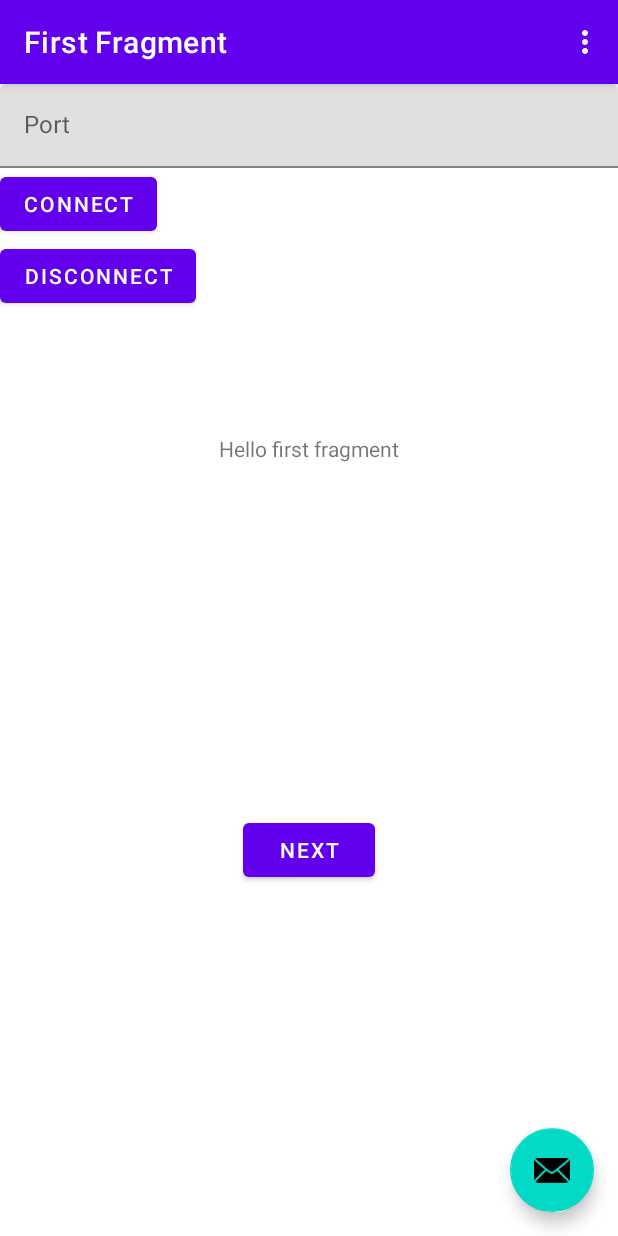
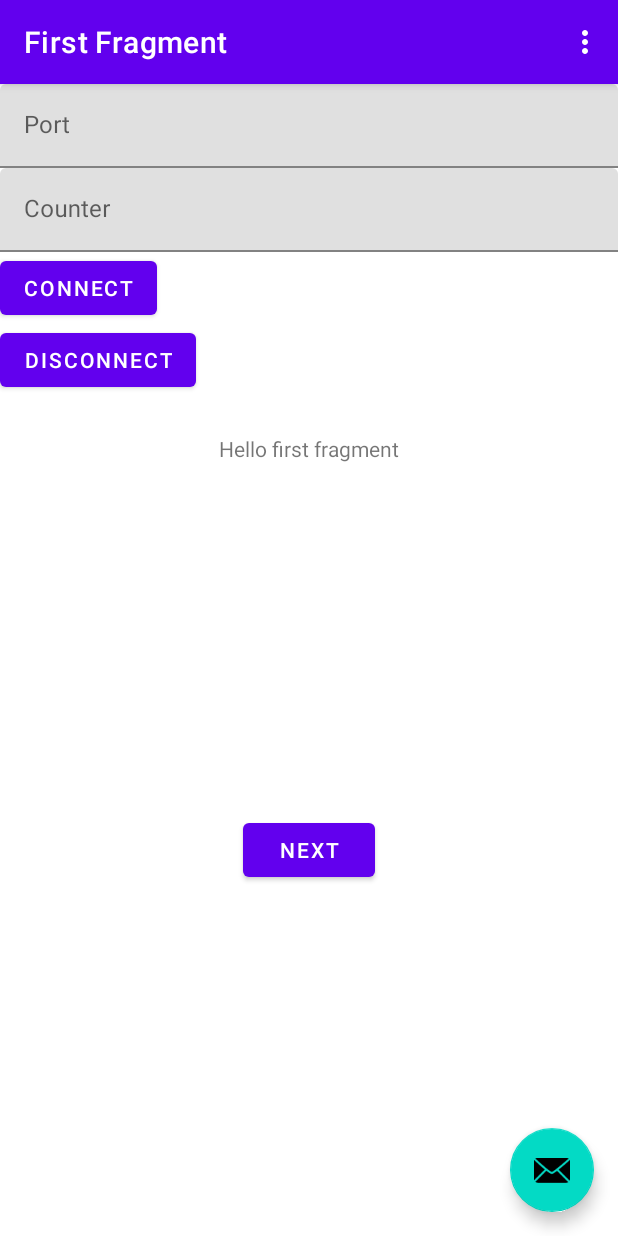
Before and after one commit to mjbaucas/Android2PythonTCP, an Android app: the screen it shows after launch (MainActivity), on a phone screen of 412 x 824 dp. Run offline under Robolectric (Android 15) with nearby library versions, the phone set to English and light mode, and no system bars; our stand-ins replace navigation-ui.

Commit message:
Added server and client code for python. Also added counter functionality for android app.

```diff
--- a/app/src/main/res/layout/activity_main.xml
+++ b/app/src/main/res/layout/activity_main.xml
@@ -29,6 +29,7 @@
         android:layout_gravity="bottom|end"
         android:layout_marginEnd="@dimen/fab_margin"
         android:layout_marginBottom="16dp"
+        android:contentDescription="@string/placeholder"
         app:srcCompat="@android:drawable/ic_dialog_email" />
 
     <androidx.appcompat.widget.LinearLayoutCompat
@@ -61,6 +62,18 @@
 
         </com.google.android.material.textfield.TextInputLayout>
 
+        <com.google.android.material.textfield.TextInputLayout
+            android:layout_width="match_parent"
+            android:layout_height="wrap_content"
+            android:hint="@string/counter"
+            android:id="@+id/counter">
+
+            <com.google.android.material.textfield.TextInputEditText
+                android:layout_width="match_parent"
+                android:layout_height="wrap_content"/>
+
+        </com.google.android.material.textfield.TextInputLayout>
+
         <Button android:id="@+id/connectButton"
             android:layout_width="wrap_content"
             android:layout_height="wrap_content"
@@ -71,6 +84,11 @@
             android:layout_height="wrap_content"
             android:text="@string/disconnect"/>
 
+        <TextView
+            android:layout_width="match_parent"
+            android:layout_height="wrap_content"
+            android:id="@+id/averageValue"/>
+
     </androidx.appcompat.widget.LinearLayoutCompat>
 
 </androidx.coordinatorlayout.widget.CoordinatorLayout>
--- a/app/src/main/res/values/strings.xml
+++ b/app/src/main/res/values/strings.xml
@@ -6,6 +6,7 @@
     <string name="second_fragment_label">Second Fragment</string>
     <string name="next">Next</string>
     <string name="previous">Previous</string>
+    <string name="placeholder">Placeholder</string>
 
     <string name="hello_first_fragment">Hello first fragment</string>
     <string name="hello_second_fragment">Hello second fragment. Arg: %1$s</string>
@@ -15,5 +16,9 @@
 
     <string name="hostname">Hostname</string>
     <string name="port">Port</string>
+    <string name="counter">Counter</string>
+
+
+
 
 </resources>
```
Also changed, not shown: app/src/main/java/com/mjbaucas/android2pythontcp/MainActivity.java (+21 -9 lines), 2 other files.
